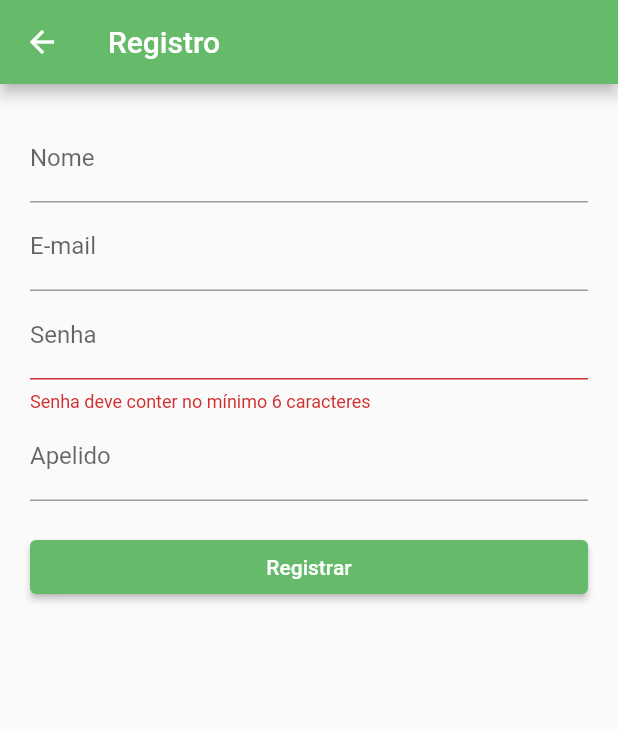
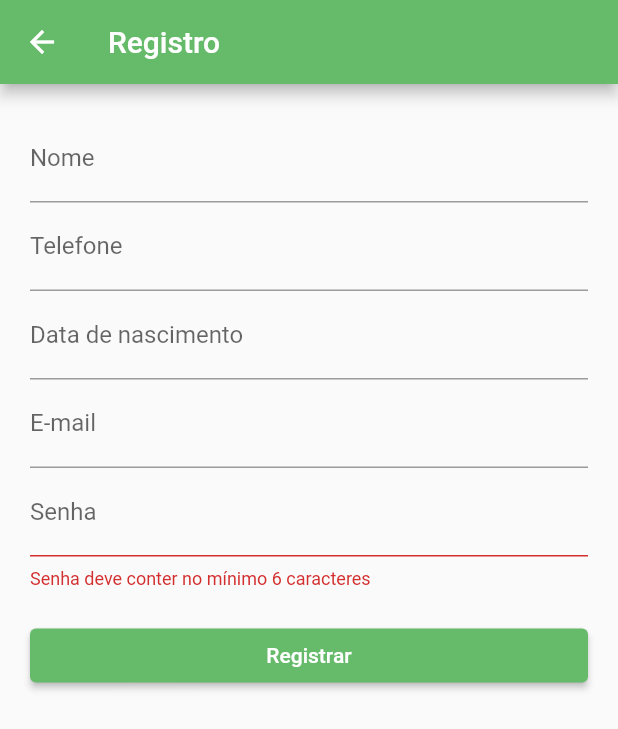
Before and after one commit to Guilhermepzm/trash-finder, a Flutter app: the RegisterPage screen opened directly, after a tap on "Registrar", on a phone screen of 412 x 824 dp. Shown: the top 729 px of the screen. Run offline on Flutter 3.47's test engine with Material 2 defaults, Android fonts, the phone set to English and light mode, and no system bars; our stand-ins replace cloud_firestore, firebase_auth, firebase_core, geolocator, google_maps_flutter, location; accounts and stored records are empty.

Commit message:
fixed loading and closest trash

```diff
--- a/lib/app/trash/trash-list.dart
+++ b/lib/app/trash/trash-list.dart
@@ -1,6 +1,7 @@
 import 'package:cloud_firestore/cloud_firestore.dart';
 import 'package:flutter/cupertino.dart';
 import 'package:flutter/material.dart';
+import 'package:geolocator/geolocator.dart';
 
 class TrashListPage extends StatefulWidget {
   @override
@@ -28,17 +29,45 @@ class _TrashListPageState extends State<TrashListPage> {
           builder:
               (BuildContext context, AsyncSnapshot<QuerySnapshot> snapshot) {
             if (snapshot.hasError) {
-              return Text('Something went wrong');
+              return Align(
+                alignment: Alignment.center,
+                child: Center(child: Text("Something went wrong")),
+              );
             }
 
             if (snapshot.connectionState == ConnectionState.waiting) {
-              return Text("Loading");
+              return Align(
+                alignment: Alignment.center,
+                child: Center(child: Text("Loading")),
+              );
             }
 
-            return ListView(
-              children: snapshot.data!.docs.map((DocumentSnapshot document) {
-                Map<String, dynamic> data =
-                    document.data()! as Map<String, dynamic>;
+            var list = Future.wait(snapshot.data!.docs.map((e) async {
+              Map<String, dynamic> data = e.data()! as Map<String, dynamic>;
+              await Geolocator.getCurrentPosition().then((value) {
+                data['distance'] = Geolocator.distanceBetween(
+                    value.latitude, value.longitude, data['lat'], data['long']);
+              });
+              return data;
+            }).toList());
+
+            return FutureBuilder(
+              builder: (context, projectSnap) {
+                if (projectSnap.data == null) {
+                  //print('project snapshot data is: ${projectSnap.data}');
+                  return Align(
+                    alignment: Alignment.center,
+                    child: Center(child: Text("Loading")),
+                  );
+                }
+                var temp = projectSnap.data as List;
+
+                return ListView.builder(
+                  itemCount: temp.length,
+                  itemBuilder: (context, index) {
+                    var temp = projectSnap.data as List;
+                    temp.sort((a, b) => a['distance'].compareTo(b['distance']));
+                    var data = temp[index];
                     return Card(
                       shadowColor: Colors.green[400],
                       margin: new EdgeInsets.only(bottom: 20),
@@ -69,7 +98,10 @@ class _TrashListPageState extends State<TrashListPage> {
                         ),
                       ),
                     );
-              }).toList(),
+                  },
+                );
+              },
+              future: list,
             );
           },
         ),
--- a/lib/auth/register.dart
+++ b/lib/auth/register.dart
@@ -15,7 +15,7 @@ class _RegisterPageState extends State<RegisterPage> {
   final FirebaseFirestore firestore = FirebaseFirestore.instance;
   var _formKey = GlobalKey<FormState>();
 
-  String? nome, email, senha, apelido;
+  String? nome, email, senha, telefone, dataNasc;
 
   Future _register(BuildContext context) async {
     if (_formKey.currentState!.validate()) {
@@ -28,10 +28,11 @@ class _RegisterPageState extends State<RegisterPage> {
         await auth.currentUser?.updateDisplayName(nome);
 
         // Adiciona o apelido no firestore (database):
-        firestore
-            .collection('users')
-            .doc(auth.currentUser?.uid)
-            .set({'apelido': apelido, 'data': DateTime.now()});
+        firestore.collection('users').doc(auth.currentUser?.uid).set({
+          'telefone': telefone,
+          'dataNasc': dataNasc,
+          'data': DateTime.now()
+        });
 
         Navigator.of(context).pushAndRemoveUntil(
             MaterialPageRoute(builder: (_) => HomePage()), (route) => false);
@@ -63,6 +64,18 @@ class _RegisterPageState extends State<RegisterPage> {
               ),
               TextFormField(
                 decoration: InputDecoration(
+                  labelText: "Telefone",
+                ),
+                onSaved: (value) => telefone = value,
+              ),
+              TextFormField(
+                decoration: InputDecoration(
+                  labelText: "Data de nascimento",
+                ),
+                onSaved: (value) => dataNasc = value,
+              ),
+              TextFormField(
+                decoration: InputDecoration(
                   labelText: "E-mail",
                 ),
                 onSaved: (value) => email = value,
@@ -78,12 +91,6 @@ class _RegisterPageState extends State<RegisterPage> {
                     return "Senha deve conter no mínimo 6 caracteres";
                   return null;
                 },
-              ),
-              TextFormField(
-                decoration: InputDecoration(
-                  labelText: "Apelido",
-                ),
-                onSaved: (value) => apelido = value,
               ),
               SizedBox(
                 height: 20,
--- a/pubspec.yaml
+++ b/pubspec.yaml
@@ -33,6 +33,7 @@ dependencies:
   cupertino_icons: ^1.0.2
   google_maps_flutter: ^2.0.9
   location: ^4.2.0
+  geolocator: ^7.7.1
 
 dev_dependencies:
   flutter_test:
```
Also changed, not shown: lib/app/maps/maps.dart (+9 -6 lines), pubspec.lock, 1 other file. Lines whose indentation alone changed are shown as unchanged.
